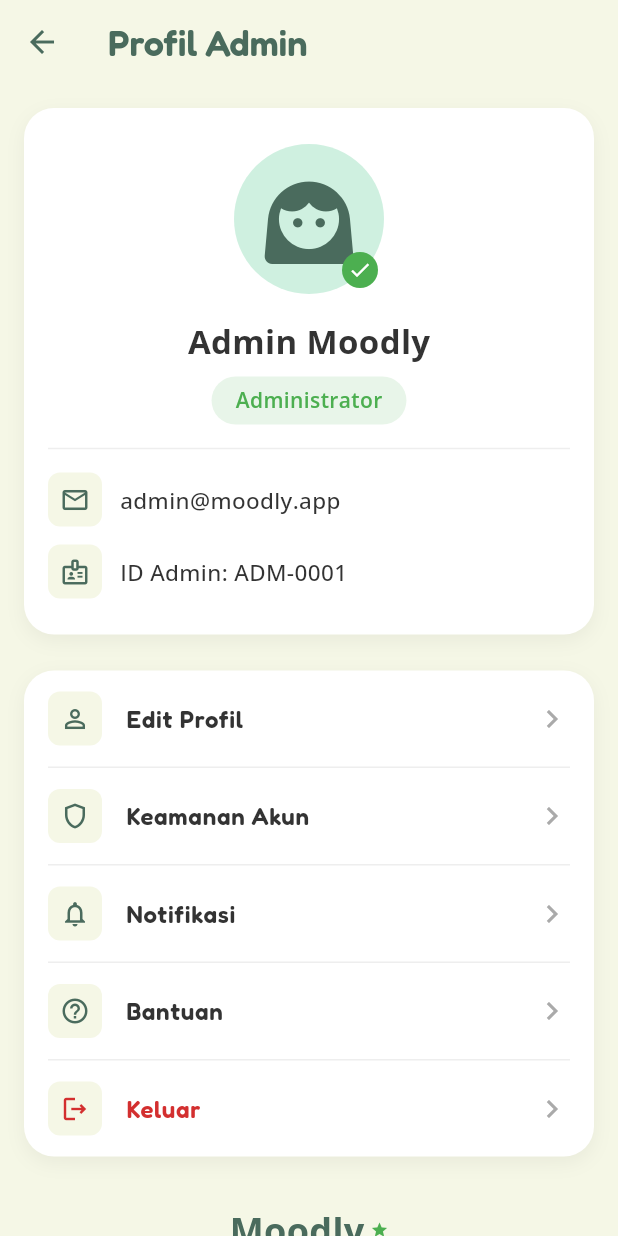
After one commit to MariaSavira/Moodly-PBL-SMT-4, a Flutter app: the screen it shows after launch, after a tap on "👩🏻‍💻", on a phone screen of 412 x 824 dp. The commit adds this screen. Run offline on Flutter 3.47's test engine with Material 3 defaults, Android fonts, the phone set to English and light mode, and no system bars; our stand-ins replace cloud_firestore, firebase_auth, firebase_core, flutter_svg, google_fonts, google_mobile_ads and 6 more; missing offline and left inert: flutter_facebook_auth, flutter_quill, gal, home_widget; accounts and stored records are empty.

Commit message:
Menyimpan progress admin

```diff
--- a/moodly/lib/main.dart
+++ b/moodly/lib/main.dart
@@ -81,7 +81,7 @@ class MoodlyApp extends StatelessWidget {
           ),
         ),
       ),
-      home: const ListLaporanUserAdminPage(),
+      home: const ListAjuanBandingAdminPage(),
     );
   }
 }
--- a/moodly/lib/pages/admin/list_ajuan_banding_admin_page.dart
+++ b/moodly/lib/pages/admin/list_ajuan_banding_admin_page.dart
@@ -1,3 +1,4 @@
+import 'profil_admin_page.dart';
 import 'package:flutter/material.dart';
 import 'package:google_fonts/google_fonts.dart';
 import 'package:cloud_firestore/cloud_firestore.dart';
@@ -49,15 +50,14 @@ void initState() {
 }
 
 Future<void> _loadJumlahNotif() async {
-  final bandingPending = await FirebaseFirestore.instance
-      .collection('ajuan_banding')
-      .where('status', isEqualTo: 'pending')
-      .get();
+  final data = await _ajuanBandingService.getAjuanBanding();
 
   if (!mounted) return;
 
   setState(() {
-    _jumlahNotif = bandingPending.docs.length;
+    _jumlahNotif = data
+        .where((ajuan) => ajuan.status == AjuanBandingStatus.pending)
+        .length;
   });
 }
 void _showNotifPopup() {
@@ -262,6 +262,7 @@ Widget _notifItem({
 
  if (result == true) {
   _loadAjuanBanding();
+  _loadJumlahNotif();
 }
 }
 
@@ -375,7 +376,16 @@ GestureDetector(
   ),
 ),
     const SizedBox(width: 14),
-        Container(
+GestureDetector(
+  onTap: () {
+    Navigator.push(
+      context,
+      MaterialPageRoute(
+        builder: (context) => const ProfilAdminPage(),
+      ),
+    );
+  },
+  child: Container(
     width: 38,
     height: 38,
     decoration: const BoxDecoration(
@@ -386,6 +396,7 @@ GestureDetector(
       child: Text(
         '👩🏻‍💻',
         style: TextStyle(fontSize: 20),
+      ),
     ),
   ),
 ),
--- /dev/null
+++ b/moodly/lib/pages/admin/profil_admin_page.dart
@@ -0,0 +1,343 @@
+import 'package:flutter/material.dart';
+
+class ProfilAdminPage extends StatelessWidget {
+  const ProfilAdminPage({super.key});
+
+  @override
+  Widget build(BuildContext context) {
+    return Scaffold(
+      backgroundColor: const Color(0xFFF5F7E6),
+      appBar: AppBar(
+        backgroundColor: Colors.transparent,
+        elevation: 0,
+        leading: IconButton(
+          icon: const Icon(Icons.arrow_back, color: Color(0xFF4A6B5D)),
+          onPressed: () => Navigator.pop(context),
+        ),
+        title: const Text(
+          'Profil Admin',
+          style: TextStyle(
+            fontSize: 24,
+            fontWeight: FontWeight.w600,
+            color: Color(0xFF4A6B5D),
+          ),
+        ),
+        centerTitle: false,
+      ),
+      body: SafeArea(
+        child: SingleChildScrollView(
+          padding: const EdgeInsets.all(16),
+          child: Column(
+            crossAxisAlignment: CrossAxisAlignment.start,
+            children: [
+              _buildProfileCard(),
+              const SizedBox(height: 24),
+
+              _buildMenuList(context),
+
+              const SizedBox(height: 32),
+
+              _buildFooter(),
+            ],
+          ),
+        ),
+      ),
+    );
+  }
+
+  Widget _buildProfileCard() {
+    return Container(
+      decoration: BoxDecoration(
+        color: Colors.white,
+        borderRadius: BorderRadius.circular(20),
+        boxShadow: [
+          BoxShadow(
+            color: Colors.black.withOpacity(0.05),
+            blurRadius: 10,
+            offset: const Offset(0, 4),
+          ),
+        ],
+      ),
+      padding: const EdgeInsets.symmetric(vertical: 24, horizontal: 16),
+      child: Column(
+        children: [
+          Stack(
+            alignment: Alignment.bottomRight,
+            children: [
+              Container(
+                width: 100,
+                height: 100,
+                decoration: BoxDecoration(
+                  color: const Color(0xFFCFF0E0),
+                  shape: BoxShape.circle,
+                ),
+                child: const Icon(
+                  Icons.face_3,
+                  size: 60,
+                  color: Color(0xFF4A6B5D),
+                ),
+              ),
+              Container(
+                margin: const EdgeInsets.only(right: 4, bottom: 4),
+                padding: const EdgeInsets.all(4),
+                decoration: const BoxDecoration(
+                  color: Color(0xFF4CAF50),
+                  shape: BoxShape.circle,
+                ),
+                child: const Icon(
+                  Icons.check,
+                  size: 16,
+                  color: Colors.white,
+                ),
+              ),
+            ],
+          ),
+          const SizedBox(height: 16),
+
+          const Text(
+            'Admin Moodly',
+            style: TextStyle(
+              fontSize: 22,
+              fontWeight: FontWeight.w700,
+              color: Color(0xFF333333),
+            ),
+          ),
+          const SizedBox(height: 8),
+          Container(
+            padding: const EdgeInsets.symmetric(horizontal: 16, vertical: 6),
+            decoration: BoxDecoration(
+              color: const Color(0xFFE8F5E9),
+              borderRadius: BorderRadius.circular(20),
+            ),
+            child: const Text(
+              'Administrator',
+              style: TextStyle(
+                fontSize: 14,
+                fontWeight: FontWeight.w600,
+                color: Color(0xFF4CAF50),
+              ),
+            ),
+          ),
+          const Divider(height: 32, thickness: 1, color: Color(0xFFEEEEEE)),
+
+          _buildInfoRow(Icons.email_outlined, 'admin@moodly.app'),
+          const SizedBox(height: 12),
+          _buildInfoRow(Icons.badge_outlined, 'ID Admin: ADM-0001'),
+        ],
+      ),
+    );
+  }
+
+  Widget _buildInfoRow(IconData icon, String text) {
+    return Row(
+      children: [
+        Container(
+          padding: const EdgeInsets.all(8),
+          decoration: BoxDecoration(
+            color: const Color(0xFFF5F7E6),
+            borderRadius: BorderRadius.circular(8),
+          ),
+          child: Icon(icon, color: const Color(0xFF4A6B5D), size: 20),
+        ),
+        const SizedBox(width: 12),
+        Expanded(
+          child: Text(
+            text,
+            style: const TextStyle(
+              fontSize: 15,
+              fontWeight: FontWeight.w500,
+              color: Color(0xFF333333),
+            ),
+          ),
+        ),
+      ],
+    );
+  }
+
+  Widget _buildMenuList(BuildContext context) {
+    return Container(
+      decoration: BoxDecoration(
+        color: Colors.white,
+        borderRadius: BorderRadius.circular(20),
+        boxShadow: [
+          BoxShadow(
+            color: Colors.black.withOpacity(0.05),
+            blurRadius: 10,
+            offset: const Offset(0, 4),
+          ),
+        ],
+      ),
+      child: Column(
+        children: [
+          _buildMenuItem(
+            context,
+            icon: Icons.person_outline,
+            title: 'Edit Profil',
+            onTap: () => _navigateToDummy(context, 'Edit Profil'),
+          ),
+          _buildDivider(),
+          _buildMenuItem(
+            context,
+            icon: Icons.shield_outlined,
+            title: 'Keamanan Akun',
+            onTap: () => _navigateToDummy(context, 'Keamanan Akun'),
+          ),
+          _buildDivider(),
+          _buildMenuItem(
+            context,
+            icon: Icons.notifications_none_outlined,
+            title: 'Notifikasi',
+            onTap: () => _navigateToDummy(context, 'Notifikasi'),
+          ),
+          _buildDivider(),
+          _buildMenuItem(
+            context,
+            icon: Icons.help_outline,
+            title: 'Bantuan',
+            onTap: () => _navigateToDummy(context, 'Bantuan'),
+          ),
+          _buildDivider(),
+          _buildMenuItem(
+            context,
+            icon: Icons.logout_outlined,
+            title: 'Keluar',
+            isLogout: true,
+            onTap: () => _showLogoutDialog(context),
+          ),
+        ],
+      ),
+    );
+  }
+
+  Widget _buildMenuItem(
+      BuildContext context, {
+        required IconData icon,
+        required String title,
+        required VoidCallback onTap,
+        bool isLogout = false,
+      }) {
+    return ListTile(
+      contentPadding: const EdgeInsets.symmetric(horizontal: 16, vertical: 4),
+      leading: Container(
+        padding: const EdgeInsets.all(8),
+        decoration: BoxDecoration(
+          color: const Color(0xFFF5F7E6),
+          borderRadius: BorderRadius.circular(8),
+        ),
+        child: Icon(
+          icon,
+          color: isLogout ? const Color(0xFFD32F2F) : const Color(0xFF4A6B5D),
+          size: 20,
+        ),
+      ),
+      title: Text(
+        title,
+        style: TextStyle(
+          fontSize: 16,
+          fontWeight: FontWeight.w600,
+          color: isLogout ? const Color(0xFFD32F2F) : const Color(0xFF333333),
+        ),
+      ),
+      trailing: const Icon(
+        Icons.chevron_right,
+        color: Color(0xFFAAAAAA),
+      ),
+      onTap: onTap,
+    );
+  }
+
+  Widget _buildDivider() {
+    return const Divider(
+      height: 1,
+      thickness: 1,
+      indent: 16,
+      endIndent: 16,
+      color: Color(0xFFEEEEEE),
+    );
+  }
+
+  Widget _buildFooter() {
+    return Center(
+      child: Column(
+        children: [
+          Row(
+            mainAxisSize: MainAxisSize.min,
+            children: [
+              const Text(
+                'Moodly',
+                style: TextStyle(
+                  fontSize: 24,
+                  fontWeight: FontWeight.w700,
+                  color: Color(0xFF4A6B5D),
+                ),
+              ),
+              const SizedBox(width: 4),
+              const Icon(
+                Icons.star,
+                size: 12,
+                color: Color(0xFF4CAF50),
+              ),
+            ],
+          ),
+          const SizedBox(height: 4),
+          const Text(
+            'Kelola Moodly dengan bijak 💚',
+            style: TextStyle(
+              fontSize: 14,
+              fontWeight: FontWeight.w500,
+              color: Color(0xFF666666),
+            ),
+          ),
+        ],
+      ),
+    );
+  }
+
+  void _navigateToDummy(BuildContext context, String pageTitle) {
+    Navigator.push(
+      context,
+      MaterialPageRoute(
+        builder: (_) => Scaffold(
+          appBar: AppBar(
+            title: Text(pageTitle),
+            backgroundColor: const Color(0xFF4A6B5D),
+            foregroundColor: Colors.white,
+          ),
+          body: Center(
+            child: Text(
+              'Halaman $pageTitle sedang dalam pengembangan.',
+              style: const TextStyle(fontSize: 16, color: Colors.grey),
+              textAlign: TextAlign.center,
+            ),
+          ),
+        ),
+      ),
+    );
+  }
+
+  void _showLogoutDialog(BuildContext context) {
+    showDialog(
+      context: context,
+      builder: (_) => AlertDialog(
+        title: const Text('Konfirmasi Keluar'),
+        content: const Text('Apakah Anda yakin ingin keluar dari akun admin?'),
+        actions: [
+          TextButton(
+            onPressed: () => Navigator.pop(context),
+            child: const Text('Batal'),
+          ),
+          ElevatedButton(
+            onPressed: () {
+              Navigator.pop(context);
+              Navigator.pop(context);
+            },
+            style: ElevatedButton.styleFrom(
+              backgroundColor: const Color(0xFFD32F2F),
+            ),
+            child: const Text('Keluar'),
+          ),
+        ],
+      ),
+    );
+  }
+}
```
Also changed, not shown: moodly/lib/models/admin/ajuan_banding_model.dart (+62 -5 lines), moodly/lib/pages/admin/list_laporan_user_admin_page.dart (+12 -1 lines), moodly/lib/pages/admin/tinjau_ajuan_banding_user_admin_page.dart (+13 -11 lines), moodly/lib/services/admin/ajuan_banding_service.dart (+4 -4 lines). Lines whose indentation alone changed are shown as unchanged.
